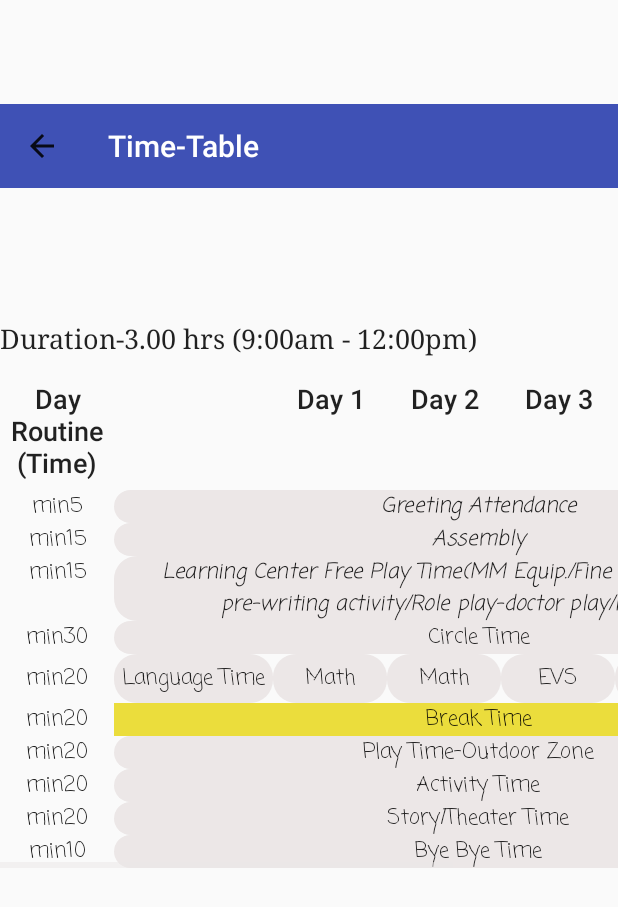
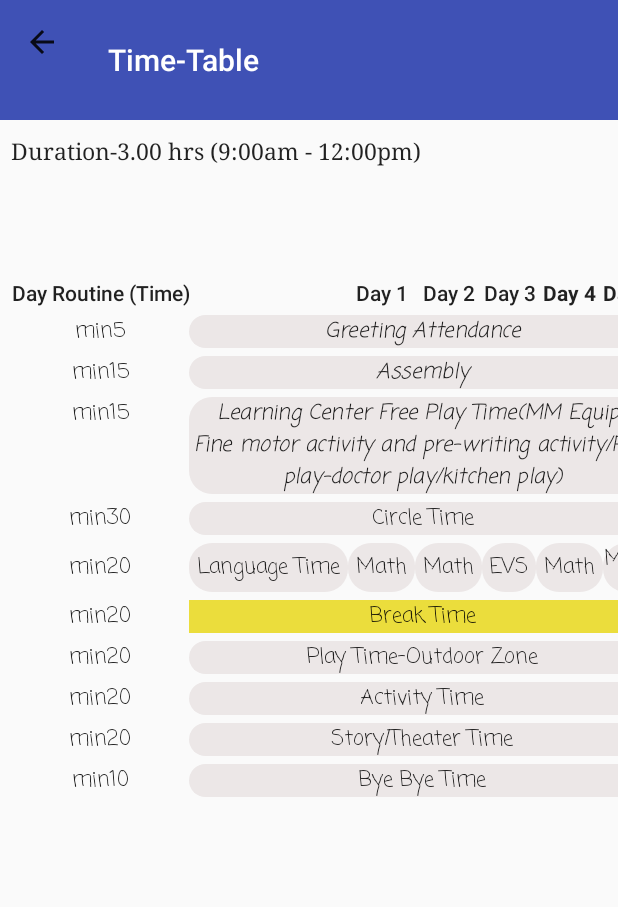
Before and after one commit to Atharva18/ImpetusKidsApp, an Android app: the Timetable_nursery screen opened directly, with no data from a screen before it, on a phone screen of 412 x 824 dp. Shown: the top 907 px of the screen. Run offline under Robolectric (Android 15) with nearby library versions, the phone set to English and light mode, and no system bars.

Commit message:
Overall fixes 13/n-Timetable, roaster and parent registration

```diff
--- a/app/src/main/res/layout/activity_timetable_nursery.xml
+++ b/app/src/main/res/layout/activity_timetable_nursery.xml
@@ -1,16 +1,18 @@
 <?xml version="1.0" encoding="utf-8"?>
-<android.support.constraint.ConstraintLayout xmlns:android="http://schemas.android.com/apk/res/android"
+<LinearLayout xmlns:android="http://schemas.android.com/apk/res/android"
     xmlns:app="http://schemas.android.com/apk/res-auto"
     xmlns:tools="http://schemas.android.com/tools"
     android:layout_width="match_parent"
     android:layout_height="match_parent"
+    android:orientation="vertical"
+    android:weightSum="100"
     tools:context="com.example.parij.myschoolcomm.Timetable_nursery">
 
     <android.support.v7.widget.Toolbar
         android:id="@+id/toolbar"
         android:layout_width="match_parent"
-        android:layout_height="wrap_content"
-        android:layout_marginBottom="19dp"
+        android:layout_height="0dp"
+        android:layout_weight="10"
         android:background="?attr/colorPrimary"
         android:minHeight="?attr/actionBarSize"
         android:theme="?attr/actionBarTheme"
@@ -22,22 +24,26 @@
     <TextView
         android:id="@+id/timinginfo"
         android:layout_width="match_parent"
-        android:layout_height="wrap_content"
-        android:layout_marginBottom="16dp"
-        android:layout_marginTop="16dp"
+        android:layout_height="0dp"
+        android:layout_marginLeft="7dp"
+        android:layout_marginRight="3dp"
+        android:layout_marginTop="10dp"
+        android:layout_weight="10"
         android:fontFamily="serif"
+        android:singleLine="true"
         android:text="Duration-3.00 hrs (9:00am - 12:00pm)"
         android:textAppearance="@style/TextAppearance.AppCompat.Body1"
-        android:textSize="18sp"
+        android:textSize="15sp"
         app:layout_constraintBottom_toTopOf="@+id/horizontalScrollView"
         app:layout_constraintStart_toStartOf="parent"
         app:layout_constraintTop_toBottomOf="@+id/toolbar3" />
 
     <HorizontalScrollView
         android:id="@+id/horizontalScrollView"
-        android:layout_width="wrap_content"
-        android:layout_height="wrap_content"
-        android:layout_marginTop="8dp"
+        android:layout_width="match_parent"
+        android:layout_height="0dp"
+        android:layout_marginTop="10dp"
+        android:layout_weight="80"
         app:layout_constraintBottom_toBottomOf="parent"
         app:layout_constraintEnd_toEndOf="parent"
         app:layout_constraintStart_toStartOf="parent"
@@ -46,75 +52,80 @@
 
         <TableLayout
             android:layout_width="match_parent"
-            android:layout_height="match_parent">
+            android:layout_height="match_parent"
+            android:layout_marginBottom="3dp"
+            android:layout_marginLeft="7dp"
+            android:layout_marginRight="3dp">
 
             <TableRow
                 android:layout_width="match_parent"
-                android:layout_height="match_parent">
+                android:layout_height="match_parent"
+                android:layout_marginTop="5dp">
 
                 <TextView
                     android:id="@+id/timelab"
-                    android:layout_width="76dp"
-                    android:layout_height="73dp"
+                    android:layout_width="wrap_content"
+                    android:layout_height="wrap_content"
                     android:text="Day Routine (Time)"
                     android:textAlignment="center"
                     android:textAppearance="@style/TextAppearance.AppCompat.Body2"
-                    android:textSize="18sp" />
+                    android:textSize="14sp" />
 
                 <TextView
                     android:id="@+id/alltimeact"
-                    android:layout_width="76dp"
-                    android:layout_height="73dp" />
+                    android:layout_width="wrap_content"
+                    android:layout_height="wrap_content"
+                    android:textSize="14sp" />
 
                 <TextView
                     android:id="@+id/day1lab"
-                    android:layout_width="76dp"
+                    android:layout_width="wrap_content"
                     android:layout_height="wrap_content"
                     android:text="Day 1"
                     android:textAlignment="center"
                     android:textAppearance="@style/TextAppearance.AppCompat.Body2"
-                    android:textSize="18sp" />
+                    android:textSize="14sp" />
 
                 <TextView
                     android:id="@+id/day2lab"
-                    android:layout_width="76dp"
+                    android:layout_width="wrap_content"
                     android:layout_height="wrap_content"
                     android:layout_weight="1"
                     android:text="Day 2"
                     android:textAlignment="center"
                     android:textAppearance="@style/TextAppearance.AppCompat.Body2"
-                    android:textSize="18sp" />
+                    android:textSize="14sp" />
 
                 <TextView
                     android:id="@+id/Day3lab"
-                    android:layout_width="76dp"
+                    android:layout_width="wrap_content"
                     android:layout_height="wrap_content"
                     android:layout_weight="1"
                     android:text="Day 3"
                     android:textAlignment="center"
                     android:textAppearance="@style/TextAppearance.AppCompat.Body2"
-                    android:textSize="18sp" />
+                    android:textSize="14sp" />
 
                 <TextView
                     android:id="@+id/Day4lab"
-                    android:layout_width="76dp"
+                    android:layout_width="wrap_content"
                     android:layout_height="wrap_content"
                     android:fontFamily="sans-serif"
                     android:text="Day 4"
                     android:textAlignment="center"
                     android:textAppearance="@style/TextAppearance.AppCompat.Body2"
-                    android:textSize="18sp"
+                    android:textSize="14sp"
                     android:textStyle="bold" />
 
                 <TextView
                     android:id="@+id/Day5lab"
-                    android:layout_width="76dp"
+                    android:layout_width="wrap_content"
                     android:layout_height="wrap_content"
                     android:fontFamily="sans-serif"
                     android:text="Day 5"
                     android:textAlignment="center"
                     android:textAppearance="@style/TextAppearance.AppCompat.Body2"
-                    android:textSize="18sp"
+                    android:textSize="14sp"
                     android:textStyle="bold" />
 
 
@@ -122,7 +133,8 @@
 
             <TableRow
                 android:layout_width="match_parent"
-                android:layout_height="match_parent">
+                android:layout_height="match_parent"
+                android:layout_marginTop="5dp">
 
                 <TextView
                     android:id="@+id/time1lab"
@@ -148,7 +160,8 @@
 
             <TableRow
                 android:layout_width="match_parent"
-                android:layout_height="match_parent">
+                android:layout_height="match_parent"
+                android:layout_marginTop="5dp">
 
                 <TextView
                     android:id="@+id/time2lab"
@@ -174,7 +187,8 @@
 
             <TableRow
                 android:layout_width="match_parent"
-                android:layout_height="match_parent">
+                android:layout_height="match_parent"
+                android:layout_marginTop="5dp">
 
                 <TextView
                     android:id="@+id/time2"
@@ -201,6 +215,7 @@
             <TableRow
                 android:layout_width="match_parent"
                 android:layout_height="match_parent"
+                android:layout_marginTop="5dp"
                 android:text="Day 3"
                 android:textSize="18sp"
                 android:textStyle="bold">
@@ -231,7 +246,8 @@
 
             <TableRow
                 android:layout_width="match_parent"
-                android:layout_height="match_parent">
+                android:layout_height="match_parent"
+                android:layout_marginTop="5dp">
 
                 <TextView
                     android:id="@+id/time4"
@@ -302,7 +318,7 @@
                 <TextView
                     android:id="@+id/act4day5"
                     android:layout_width="wrap_content"
-                    android:layout_height="wrap_content"
+                    android:layout_height="match_parent"
                     android:background="@drawable/edittextborder"
                     android:fontFamily="casual"
                     android:text="Math"
@@ -312,7 +328,8 @@
 
             <TableRow
                 android:layout_width="match_parent"
-                android:layout_height="match_parent">
+                android:layout_height="match_parent"
+                android:layout_marginTop="5dp">
 
                 <TextView
                     android:id="@+id/time5"
@@ -337,7 +354,8 @@
 
             <TableRow
                 android:layout_width="match_parent"
-                android:layout_height="match_parent">
+                android:layout_height="match_parent"
+                android:layout_marginTop="5dp">
 
                 <TextView
                     android:id="@+id/time6"
@@ -364,7 +382,8 @@
 
             <TableRow
                 android:layout_width="match_parent"
-                android:layout_height="match_parent">
+                android:layout_height="match_parent"
+                android:layout_marginTop="5dp">
 
                 <TextView
                     android:id="@+id/time7"
@@ -389,7 +408,8 @@
 
             <TableRow
                 android:layout_width="match_parent"
-                android:layout_height="match_parent">
+                android:layout_height="match_parent"
+                android:layout_marginTop="5dp">
 
                 <TextView
                     android:id="@+id/time8"
@@ -414,7 +434,8 @@
 
             <TableRow
                 android:layout_width="match_parent"
-                android:layout_height="match_parent">
+                android:layout_height="match_parent"
+                android:layout_marginTop="5dp">
 
                 <TextView
                     android:id="@+id/time9"
@@ -440,4 +461,4 @@
 
 
     </HorizontalScrollView>
-</android.support.constraint.ConstraintLayout>
+</LinearLayout>
```
Also changed, not shown: app/src/main/java/com/example/parij/myschoolcomm/childdetailswindow.java (+28 -8 lines), app/src/main/java/com/example/parij/myschoolcomm/temp.java (+6 -9 lines), app/src/main/res/layout/activity_timetable_jrandsrkg.xml (+51 -34 lines), app/src/main/res/layout/activity_timetable_playgroup.xml (+52 -30 lines).
